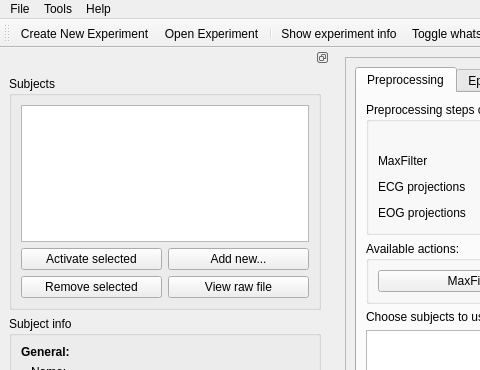
The window that meggie_batch/ui/qt4Designer_ui_files/mainWindowBatch.ui (cibr-jyu/meggie) describes before a commit, drawn with Qt 5; both pictures show x 0 to 480 and y 0 to 370 of the 1404 by 756 pixel window.
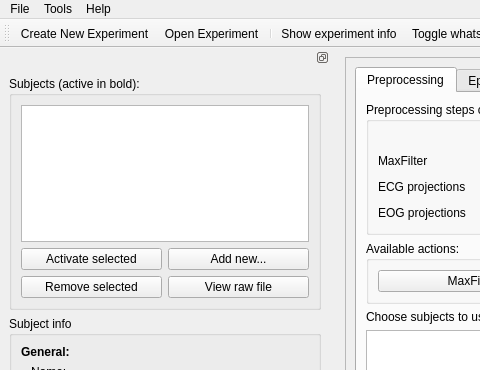
The same window after the commit. The open tabs and pages were chosen to show the change. Icons and pictures are not drawn.

What changed in the file:
```diff
--- a/meggie_batch/ui/qt4Designer_ui_files/mainWindowBatch.ui
+++ b/meggie_batch/ui/qt4Designer_ui_files/mainWindowBatch.ui
@@ -2788,7 +2788,7 @@
      <item row="0" column="0">
       <widget class="QGroupBox" name="groupBoxSubject_2">
        <property name="title">
-        <string>Subjects</string>
+        <string>Subjects (active in bold):</string>
        </property>
        <layout class="QGridLayout" name="gridLayout_12">
         <property name="margin">
```
Left out of the diff: 11 changed lines with no effect on the pictures.
